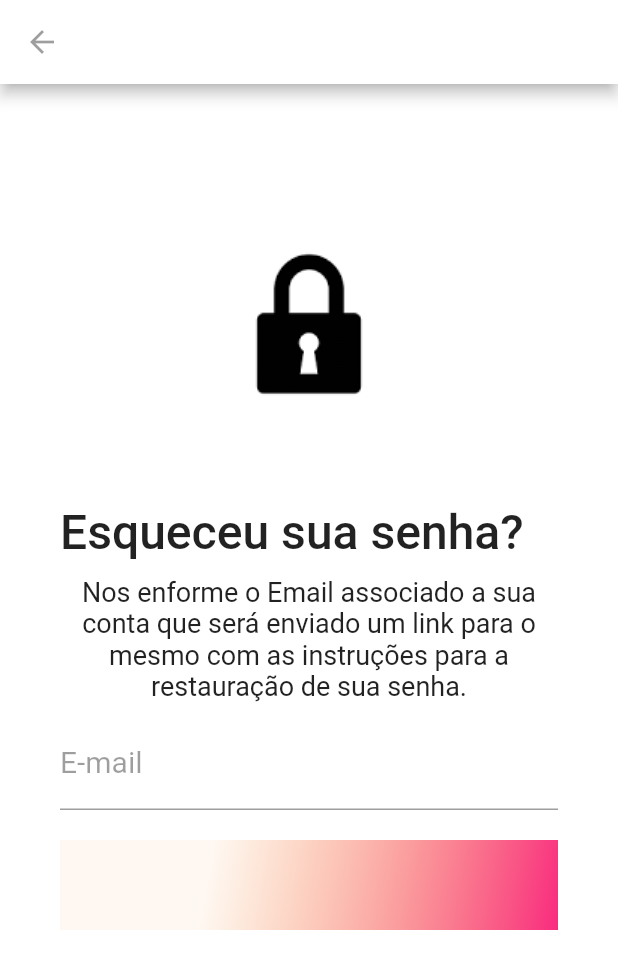
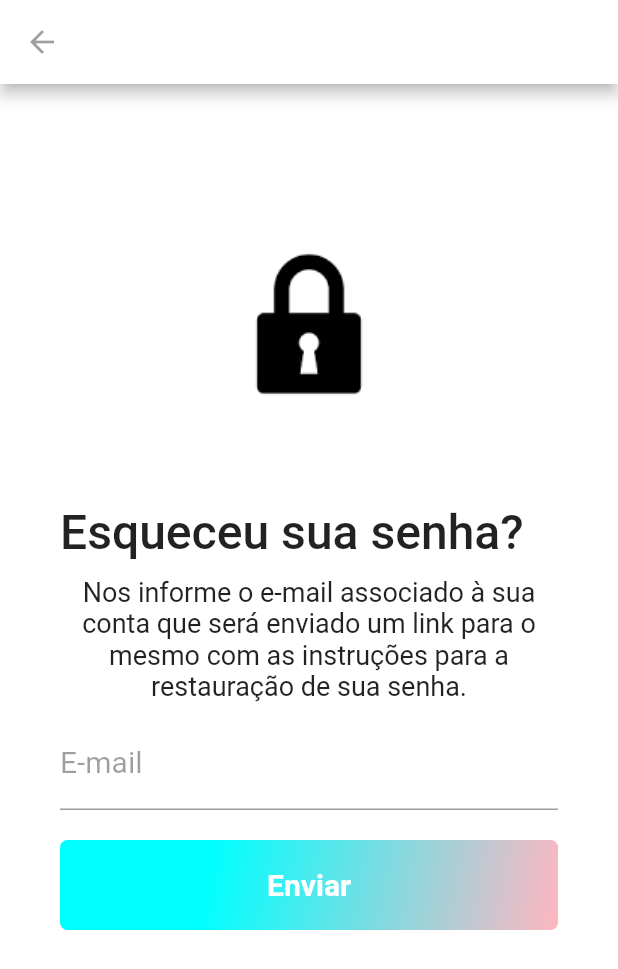
Before and after one commit to RenanNB3/LoginLP, a Flutter app: the ResetPasswordPage screen opened directly, on a phone screen of 412 x 824 dp. Shown: the top 969 px of the screen. Run offline on Flutter 3.47's test engine with Material 2 defaults, Android fonts, the phone set to English and light mode, and no system bars.

Commit message:
Ajustado o Recuperar Senha

```diff
--- a/login/login/lib/reset-password_page.dart
+++ b/login/login/lib/reset-password_page.dart
@@ -1,7 +1,7 @@
 import 'package:flutter/material.dart';
 
 class ResetPasswordPage extends StatelessWidget {
-  const ResetPasswordPage({super.key});
+  const ResetPasswordPage({Key? key});
 
   @override
   Widget build(BuildContext context) {
@@ -10,7 +10,7 @@ class ResetPasswordPage extends StatelessWidget {
         backgroundColor: Colors.white,
         leading: IconButton(
           icon: Icon(Icons.arrow_back),
-          color:  Colors.black38,
+          color: Colors.black38,
           onPressed: () => Navigator.pop(context, false),
         ),
       ),
@@ -26,7 +26,7 @@ class ResetPasswordPage extends StatelessWidget {
             SizedBox(
               width: 200,
               height: 200,
-              child: Image.asset("assets/img.png"), //Imagem
+              child: Image.asset("assets/img.png"), // Imagem
             ),
             SizedBox(
               height: 20,
@@ -42,12 +42,12 @@ class ResetPasswordPage extends StatelessWidget {
               height: 10,
             ),
             Text(
-              "Nos enforme o Email associado a sua conta que será enviado um link para o mesmo com as instruções para a restauração de sua senha.",
+              "Nos informe o e-mail associado à sua conta que será enviado um link para o mesmo com as instruções para a restauração de sua senha.",
               style: TextStyle(
                 fontSize: 18,
                 fontWeight: FontWeight.w400,
               ),
-              textAlign:  TextAlign.center,
+              textAlign: TextAlign.center,
             ),
             SizedBox(
               height: 10,
@@ -68,20 +68,37 @@ class ResetPasswordPage extends StatelessWidget {
             ),
             Container(
               height: 60,
-              alignment: Alignment.centerLeft,
+              alignment: Alignment.center,
               decoration: BoxDecoration(
                 gradient: LinearGradient(
                   begin: Alignment.topLeft,
                   end: Alignment.bottomRight,
                   stops: [0.3, 1],
                   colors: [
-                  Color(0xFF58524),
-                  Color(0xFFF92B7F),
+                    Color(0xFF00FFFF),
+                    Color(0xFFFFB6C1),
                   ],
                 ),
-                //borderRadius: BorderRadius.all(RadiusRadius.circular)
+                borderRadius: BorderRadius.all(
+                  Radius.circular(5),
+                ),
               ),
-            )
+              child: SizedBox.expand(
+                child: TextButton( // Alterado de FlatButton para TextButton
+                  onPressed: () {
+                    // Adicione aqui a lógica para enviar o e-mail de redefinição de senha
+                  },
+                  child: Text(
+                    'Enviar',
+                    style: TextStyle(
+                      fontWeight: FontWeight.bold,
+                      color: Colors.white,
+                      fontSize: 20,
+                    ),
+                  ),
+                ),
+              ),
+            ),
           ],
         ),
       ),
```
Also changed, not shown: login/login/pubspec.lock.
